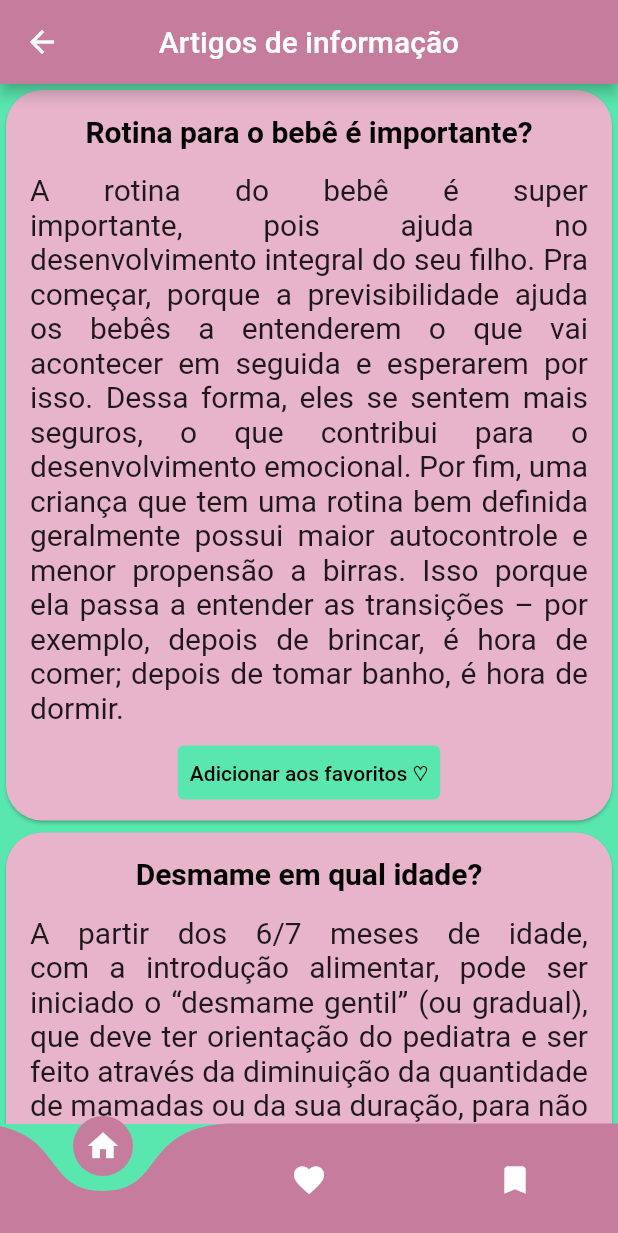
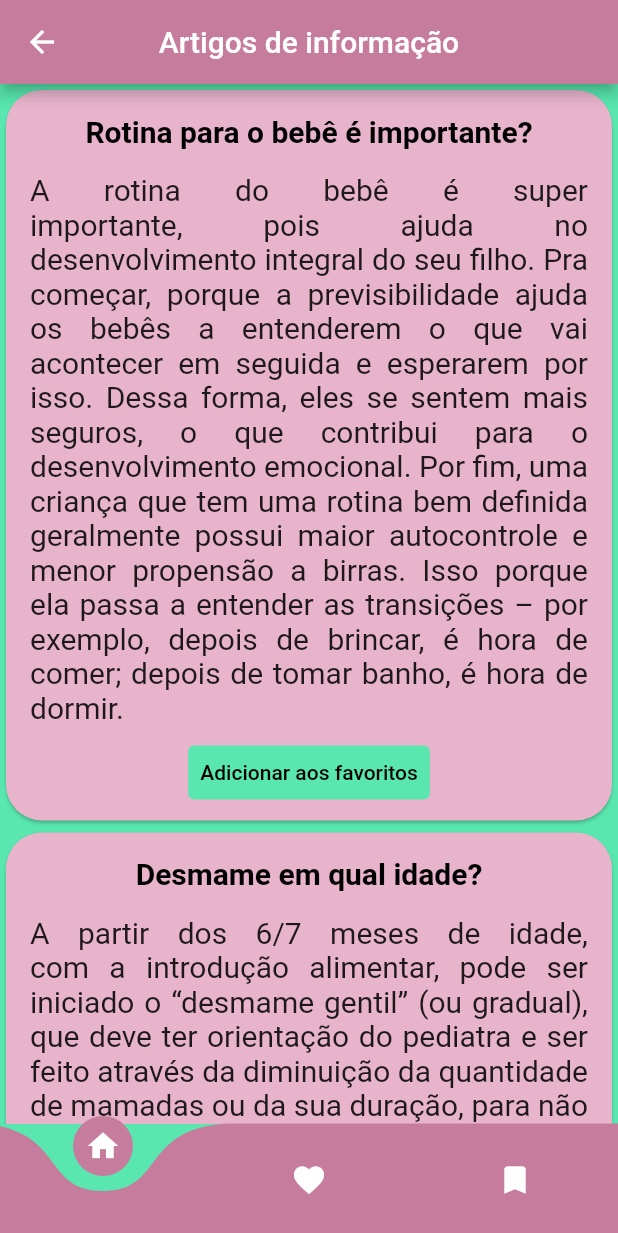
Before and after one commit to Kailany20/projetoapp2novo, a Flutter app: the HomePage screen opened by its route, on a phone screen of 412 x 824 dp. Shown: the top 1233 px of the screen. Run offline on Flutter 3.47's test engine with Material 2 defaults, Android fonts, the light colour scheme and no system bars; drawn by our look-alikes of curved_navigation_bar; our stand-ins replace sqflite; missing offline and left inert: dart:html; accounts and stored records are empty.

Commit message:
favoritos

```diff
--- a/lib/screens/artigos.dart
+++ b/lib/screens/artigos.dart
@@ -1,8 +1,12 @@
-import 'package:favorite_button/favorite_button.dart';
 import 'package:flutter/material.dart';
+import 'package:projeto_2/screens/repositorio_articles.dart';
 
-class Artigos extends StatelessWidget {
+class Artigos extends StatefulWidget {
   @override
+  _ArtigosState createState() => _ArtigosState();
+}
+
+class _ArtigosState extends State<Artigos> {
   Widget build(BuildContext context) {
     return Scaffold(
       appBar: AppBar(
@@ -66,7 +70,7 @@ Widget card1() => Card(
             alignment: MainAxisAlignment.center,
             children: [
               TextButton(
-                  child: Text('Adicionar aos favoritos ♡'),
+                  child: Text('Adicionar aos favoritos'),
                   style: TextButton.styleFrom(
                     primary: Colors.black,
                     backgroundColor: Color(0xff59e7af),
@@ -114,7 +118,7 @@ Widget card2() => Card(
             alignment: MainAxisAlignment.center,
             children: [
               TextButton(
-                  child: Text('Adicionar aos favoritos ♡'),
+                  child: Text('Adicionar aos favoritos'),
                   style: TextButton.styleFrom(
                     primary: Colors.black,
                     backgroundColor: Color(0xff59e7af),
@@ -162,7 +166,7 @@ Widget card3() => Card(
             alignment: MainAxisAlignment.center,
             children: [
               TextButton(
-                  child: Text('Adicionar aos favoritos ♡'),
+                  child: Text('Adicionar aos favoritos'),
                   style: TextButton.styleFrom(
                     primary: Colors.black,
                     backgroundColor: Color(0xff59e7af),
@@ -210,7 +214,7 @@ Widget card4() => Card(
             alignment: MainAxisAlignment.center,
             children: [
               TextButton(
-                  child: Text('Adicionar aos favoritos ♡'),
+                  child: Text('Adicionar aos favoritos'),
                   style: TextButton.styleFrom(
                     primary: Colors.black,
                     backgroundColor: Color(0xff59e7af),
@@ -258,7 +262,7 @@ Widget card5() => Card(
             alignment: MainAxisAlignment.center,
             children: [
               TextButton(
-                  child: Text('Adicionar aos favoritos ♡'),
+                  child: Text('Adicionar aos favoritos'),
                   style: TextButton.styleFrom(
                     primary: Colors.black,
                     backgroundColor: Color(0xff59e7af),
@@ -306,7 +310,7 @@ Widget card6() => Card(
             alignment: MainAxisAlignment.center,
             children: [
               TextButton(
-                  child: Text('Adicionar aos favoritos ♡'),
+                  child: Text('Adicionar aos favoritos'),
                   style: TextButton.styleFrom(
                     primary: Colors.black,
                     backgroundColor: Color(0xff59e7af),
@@ -354,7 +358,7 @@ Widget card7() => Card(
             alignment: MainAxisAlignment.center,
             children: [
               TextButton(
-                  child: Text('Adicionar aos favoritos ♡'),
+                  child: Text('Adicionar aos favoritos'),
                   style: TextButton.styleFrom(
                     primary: Colors.black,
                     backgroundColor: Color(0xff59e7af),
@@ -402,7 +406,7 @@ Widget card8() => Card(
             alignment: MainAxisAlignment.center,
             children: [
               TextButton(
-                  child: Text('Adicionar aos favoritos ♡'),
+                  child: Text('Adicionar aos favoritos'),
                   style: TextButton.styleFrom(
                     primary: Colors.black,
                     backgroundColor: Color(0xff59e7af),
@@ -450,7 +454,7 @@ Widget card9() => Card(
             alignment: MainAxisAlignment.center,
             children: [
               TextButton(
-                  child: Text('Adicionar aos favoritos ♡'),
+                  child: Text('Adicionar aos favoritos'),
                   style: TextButton.styleFrom(
                     primary: Colors.black,
                     backgroundColor: Color(0xff59e7af),
@@ -498,7 +502,7 @@ Widget card10() => Card(
             alignment: MainAxisAlignment.center,
             children: [
               TextButton(
-                  child: Text('Adicionar aos favoritos ♡'),
+                  child: Text('Adicionar aos favoritos'),
                   style: TextButton.styleFrom(
                     primary: Colors.black,
                     backgroundColor: Color(0xff59e7af),
@@ -547,30 +551,14 @@ Widget card11() => Card(
             alignment: MainAxisAlignment.center,
             children: [
               TextButton(
-                  child: Text('Adicionar aos favoritos ♡'),
+                  child: Text('Adicionar aos favoritos'),
                   style: TextButton.styleFrom(
                     primary: Colors.black,
                     backgroundColor: Color(0xff59e7af),
                   ),
-                  onPressed: () {
-                    favorite
-                  }),
+                  onPressed: () {}),
             ],
           ),
         ],
       ),
     );
-
-final List listDicas = [
-  card1(),
-  card2(),
-  card3(),
-  card4(),
-  card5(),
-  card6(),
-  card7(),
-  card8(),
-  card9(),
-  card10(),
-  card11(),
-];
--- a/lib/screens/tela_inicial.dart
+++ b/lib/screens/tela_inicial.dart
@@ -23,7 +23,7 @@ class _HomePageState extends State<HomePage> {
   final List<Widget> _pages = [
     Artigos(),
     Favoritos(),
-    Bookmark(),
+    // Bookmark(),
   ];
 
   @override
--- a/pubspec.yaml
+++ b/pubspec.yaml
@@ -35,9 +35,9 @@ dependencies:
   # Use with the CupertinoIcons class for iOS style icons.
   cupertino_icons: ^1.0.2
   curved_navigation_bar: ^1.0.3 #latest version
-  favorite_button: ^0.0.3
   sqflite: ^2.0.3+1
   flutter_launcher_icons: ^0.10.0
+  provider: ^6.0.3
 
 flutter_icons:
   android: "ic_launcher"
```
Also changed, not shown: lib/screens/favoritos.dart (+8 -7 lines), lib/screens/osartigos.dart (added, +11 -0 lines), lib/screens/repositorio_articles.dart (added, +61 -0 lines), lib/screens/square.dart (added, +24 -0 lines), pubspec.lock.
